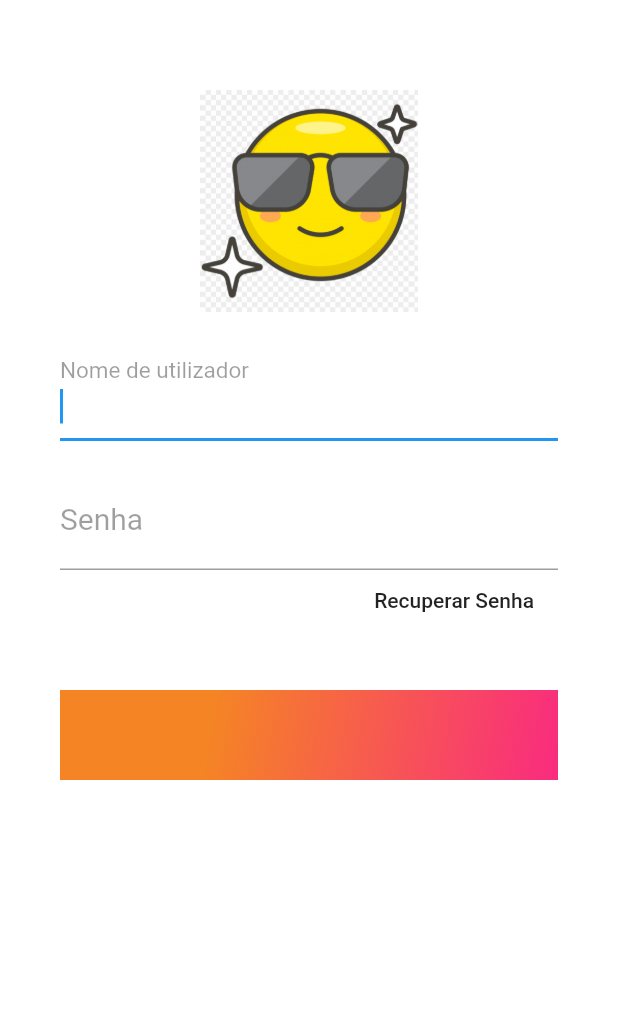
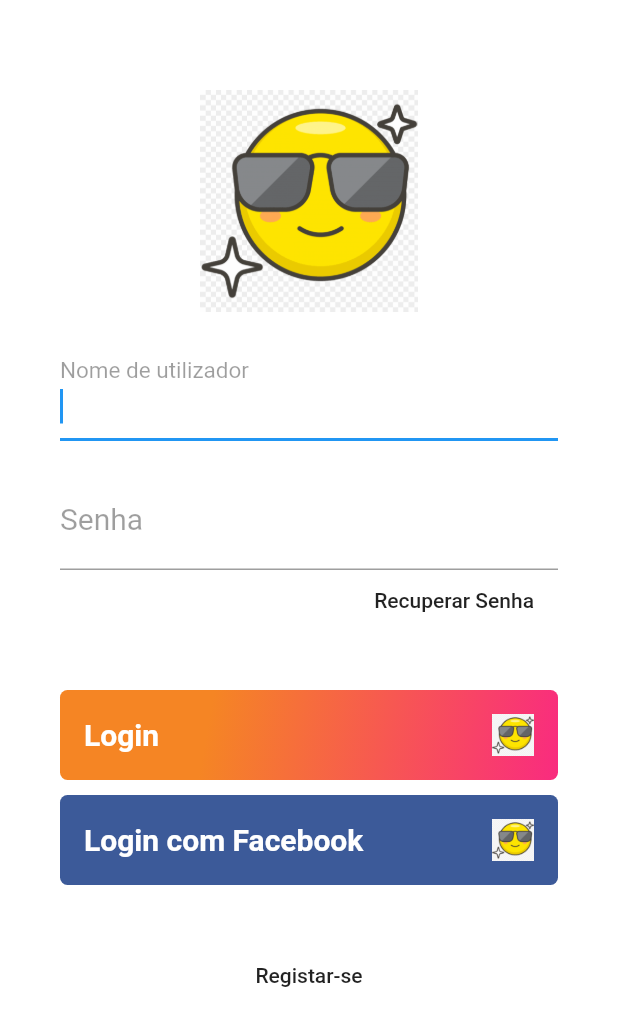
Before and after one commit to adolfoquende/loginFlutter, a Flutter app: the screen it shows after launch, on a phone screen of 412 x 824 dp. Shown: the top 1026 px of the screen. Run offline on Flutter 3.47's test engine with Material 2 defaults, Android fonts, the phone set to English and light mode, and no system bars.

Commit message:
Tela de Login Concluido

```diff
--- a/lib/main.dart
+++ b/lib/main.dart
@@ -24,7 +24,8 @@ class LoginPage extends StatelessWidget {
   @override
   Widget build(BuildContext context) {
     return Scaffold(
-      body: Container(
+        body: Center(
+      child: Container(
         padding: EdgeInsets.only(top: 60, left: 40, right: 40),
         color: Colors.white,
         child: ListView(
@@ -78,6 +79,7 @@ class LoginPage extends StatelessWidget {
               height: 40,
             ),
             Container(
+              //Botao Login
               height: 60,
               alignment: Alignment.centerLeft,
               decoration: BoxDecoration(
@@ -85,11 +87,85 @@ class LoginPage extends StatelessWidget {
                       begin: Alignment.topLeft,
                       end: Alignment.bottomRight,
                       stops: [0.3, 1],
-                      colors: [Color(0xFFF58524), Color(0xFFF92B7F)])),
+                      colors: [Color(0xFFF58524), Color(0xFFF92B7F)]),
+                  borderRadius: BorderRadius.all(Radius.circular(5))),
+              child: SizedBox.expand(
+                child: FlatButton(
+                  child: Row(
+                    mainAxisAlignment: MainAxisAlignment.spaceBetween,
+                    children: <Widget>[
+                      Text(
+                        "Login",
+                        style: TextStyle(
+                            fontWeight: FontWeight.bold,
+                            color: Colors.white,
+                            fontSize: 20),
+                        textAlign: TextAlign.left,
+                      ),
+                      Container(
+                        child: SizedBox(
+                          child: Image.asset("assets/logo.png"),
+                          width: 28,
+                          height: 28,
+                        ),
+                      )
+                    ],
+                  ),
+                  onPressed: () {},
+                ),
+              ),
+            ),
+            SizedBox(
+              height: 10,
+            ),
+            Container(
+              //Botao Login Cadastro
+              height: 60,
+              alignment: Alignment.centerLeft,
+              decoration: BoxDecoration(
+                  color: Color(0xFF3C5a99),
+                  borderRadius: BorderRadius.all(Radius.circular(5))),
+              child: SizedBox.expand(
+                child: FlatButton(
+                  child: Row(
+                    mainAxisAlignment: MainAxisAlignment.spaceBetween,
+                    children: <Widget>[
+                      Text(
+                        "Login com Facebook",
+                        style: TextStyle(
+                            fontWeight: FontWeight.bold,
+                            color: Colors.white,
+                            fontSize: 20),
+                        textAlign: TextAlign.left,
+                      ),
+                      Container(
+                        child: SizedBox(
+                          child: Image.asset("assets/logo.png"),
+                          width: 28,
+                          height: 28,
+                        ),
+                      )
+                    ],
+                  ),
+                  onPressed: () {},
+                ),
+              ),
+            ),
+            SizedBox(
+              height: 40,
+            ),
+            Container(
+              height: 40,
+              child: FlatButton(
+                child: Text(
+                  "Registar-se",
+                  textAlign: TextAlign.center,
+                ),onPressed: (){},
+              ),
             )
           ],
         ),
       ),
-    );
+    ));
   }
 }
```
